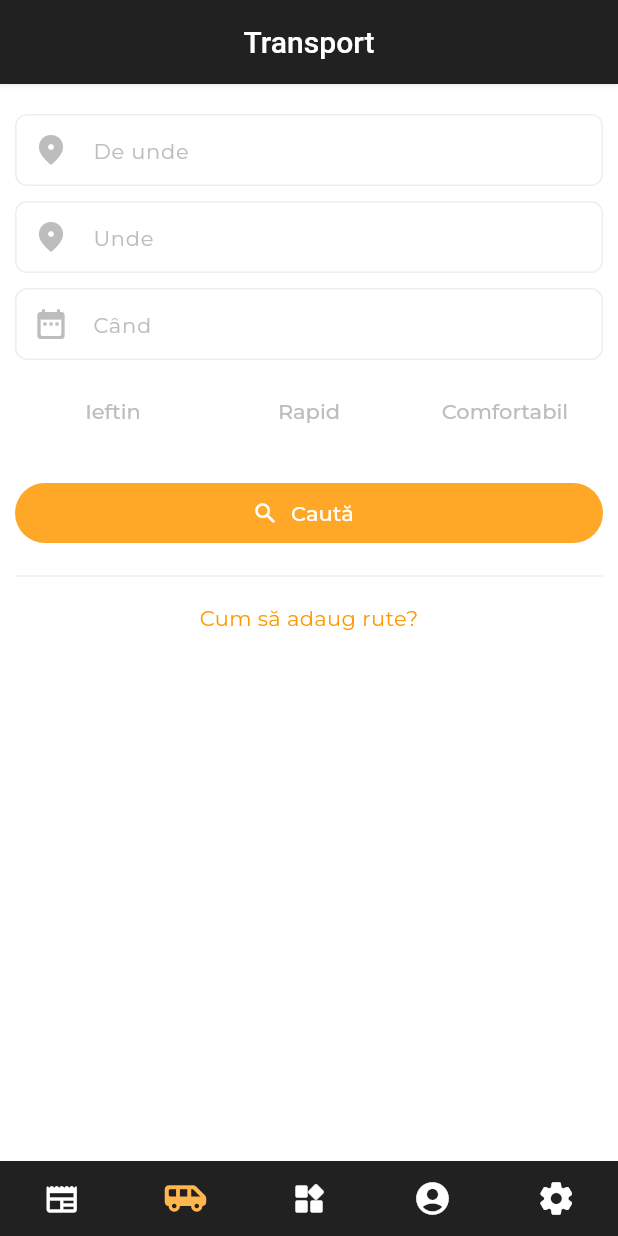
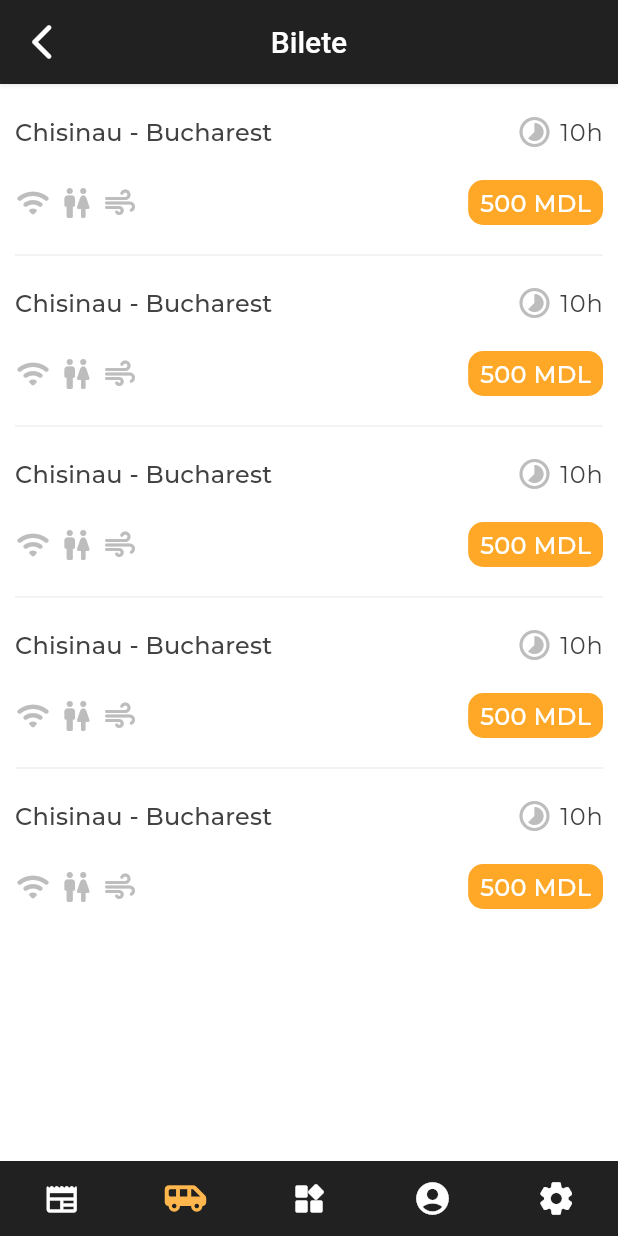
Before and after one commit to moldbee/mobile-app, a Flutter app: the TransportScreen screen opened by its route, after a tap on "Caută", on a phone screen of 412 x 824 dp. Run offline on Flutter 3.47's test engine with Material 3 defaults, Android fonts, the phone set to English and light mode, and no system bars; our stand-ins replace accordion, cached_network_image, flutter_dotenv, flutter_hooks, flutter_linkify, font_awesome_flutter and 7 more; missing offline and left inert: timeago_flutter, very_good_infinite_list; accounts and stored records are empty; generated files the repository leaves out were written again.

Commit message:
WIP routes

```diff
--- /dev/null
+++ b/lib/features/transport/screens/search.dart
@@ -0,0 +1,98 @@
+import 'package:flutter/material.dart';
+import 'package:smart_city/l10n/main.dart';
+import 'package:smart_city/shared/widgets/scaffold_body.dart';
+
+class RouteCard extends StatelessWidget {
+  const RouteCard({super.key});
+
+  @override
+  Widget build(BuildContext context) {
+    return Column(
+      crossAxisAlignment: CrossAxisAlignment.start,
+      children: [
+        Row(
+          mainAxisAlignment: MainAxisAlignment.spaceBetween,
+          children: [
+            Text(
+              'Chisinau - Bucharest',
+              style: Theme.of(context).textTheme.titleMedium,
+            ),
+            Wrap(
+              spacing: 5,
+              children: [
+                Icon(
+                  Icons.timelapse_sharp,
+                  color: Colors.grey.shade400,
+                ),
+                Text(
+                  '10h',
+                  style: Theme.of(context).textTheme.bodyLarge,
+                )
+              ],
+            ),
+          ],
+        ),
+        const SizedBox(
+          height: 20,
+        ),
+        Row(
+          mainAxisAlignment: MainAxisAlignment.spaceBetween,
+          children: [
+            Wrap(
+              spacing: 5,
+              children: [
+                Icon(
+                  Icons.wifi_rounded,
+                  color: Colors.grey.shade400,
+                ),
+                Icon(
+                  Icons.wc_rounded,
+                  color: Colors.grey.shade400,
+                ),
+                Icon(
+                  Icons.air_rounded,
+                  color: Colors.grey.shade400,
+                )
+              ],
+            ),
+            Container(
+              padding: const EdgeInsets.symmetric(horizontal: 8, vertical: 3),
+              decoration: BoxDecoration(
+                  color: Colors.orange.shade400,
+                  borderRadius: const BorderRadius.all(Radius.circular(10))),
+              child: Text('500 MDL',
+                  style: Theme.of(context).textTheme.titleMedium!.copyWith(
+                        color: Colors.white,
+                      )),
+            )
+          ],
+        )
+      ],
+    );
+  }
+}
+
+final items = [1, 2, 3, 4, 5];
+
+class RoutesScreen extends StatelessWidget {
+  const RoutesScreen({super.key});
+  final route = '/transport/routes';
+
+  @override
+  Widget build(BuildContext context) {
+    final loc = getAppLoc(context);
+    return Scaffold(
+      appBar: AppBar(
+        title: Text(loc!.routes),
+      ),
+      body: ScaffoldBody(
+        child: ListView.separated(
+            itemCount: items.length,
+            itemBuilder: (context, index) => const RouteCard(),
+            separatorBuilder: (context, index) => const Divider(
+                  height: 40,
+                )),
+      ),
+    );
+  }
+}
--- a/lib/features/transport/screens/transport.dart
+++ b/lib/features/transport/screens/transport.dart
@@ -2,6 +2,7 @@ import 'package:flutter/material.dart';
 import 'package:flutter_hooks/flutter_hooks.dart';
 import 'package:go_router/go_router.dart';
 import 'package:smart_city/features/transport/screens/how_to_add_route.dart';
+import 'package:smart_city/features/transport/screens/search.dart';
 import 'package:smart_city/features/transport/widgets/search_city_input.dart';
 import 'package:smart_city/l10n/main.dart';
 import 'package:smart_city/shared/widgets/date_time_picker.dart';
@@ -81,7 +82,9 @@ class TransportScreen extends HookWidget {
               spacing,
               spacing,
               FilledButton.icon(
-                onPressed: () {},
+                onPressed: () {
+                  context.pushNamed(const RoutesScreen().route);
+                },
                 icon: const Icon(Icons.search_rounded),
                 label: Text(loc.search),
               ),
--- a/lib/l10n/app_ro.arb
+++ b/lib/l10n/app_ro.arb
@@ -52,6 +52,7 @@
   "signUp": "Înregistrare",
   "email": "E-mail",
   "password": "Parola",
+  "routes": "Bilete",
   "nick": "Nickname",
   "or": "sau",
   "googleAuth": "Autentificare cu Google",
--- a/lib/l10n/app_ru.arb
+++ b/lib/l10n/app_ru.arb
@@ -54,6 +54,7 @@
   "password": "Пароль",
   "nick": "Никнейм",
   "or": "или",
+  "routes": "Билеты",
   "googleAuth": "Войти через Google",
   "appleAuth": "Войти через Apple",
   "agreeTerms": "Я принимаю условия использования",
--- a/lib/routes.dart
+++ b/lib/routes.dart
@@ -16,6 +16,7 @@ import 'package:smart_city/features/services/screens/services.dart';
 import 'package:smart_city/features/settings/screens/contacts.dart';
 import 'package:smart_city/features/settings/screens/settings.dart';
 import 'package:smart_city/features/transport/screens/how_to_add_route.dart';
+import 'package:smart_city/features/transport/screens/search.dart';
 import 'package:smart_city/features/transport/screens/transport.dart';
 import 'package:smart_city/l10n/main.dart';
 import 'package:smart_city/features/news/screens/news.dart';
@@ -96,6 +97,11 @@ final GoRouter router = GoRouter(routes: <RouteBase>[
               path: const HowToAddRouteScreen().route,
               pageBuilder: (context, state) =>
                   const MaterialPage(child: HowToAddRouteScreen())),
+          GoRoute(
+              name: const RoutesScreen().route,
+              path: const RoutesScreen().route,
+              pageBuilder: (context, state) =>
+                  const MaterialPage(child: RoutesScreen())),
         ],
       ),
       StatefulShellBranch(
--- a/lib/shared/widgets/scaffold_body.dart
+++ b/lib/shared/widgets/scaffold_body.dart
@@ -7,7 +7,7 @@ class ScaffoldBody extends StatelessWidget {
   @override
   Widget build(BuildContext context) {
     return Container(
-      padding: const EdgeInsets.symmetric(horizontal: 10, vertical: 20),
+      margin: const EdgeInsets.symmetric(horizontal: 10, vertical: 20),
       child: child,
     );
   }
```
Also changed, not shown: lib/features/auth/screens/auth.dart (+5 -2 lines), lib/features/transport/screens/how_to_add_route.dart (added, +65 -0 lines), lib/features/transport/transport.dart (deleted, +0 -99 lines).
